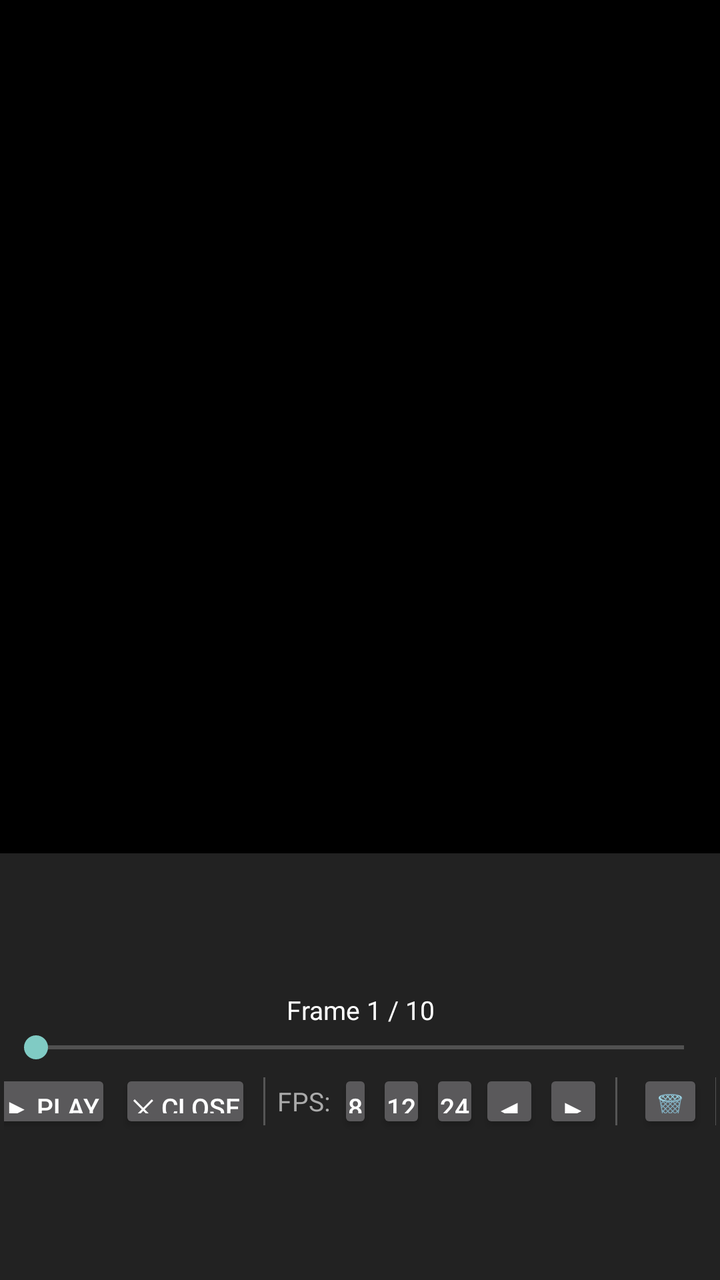
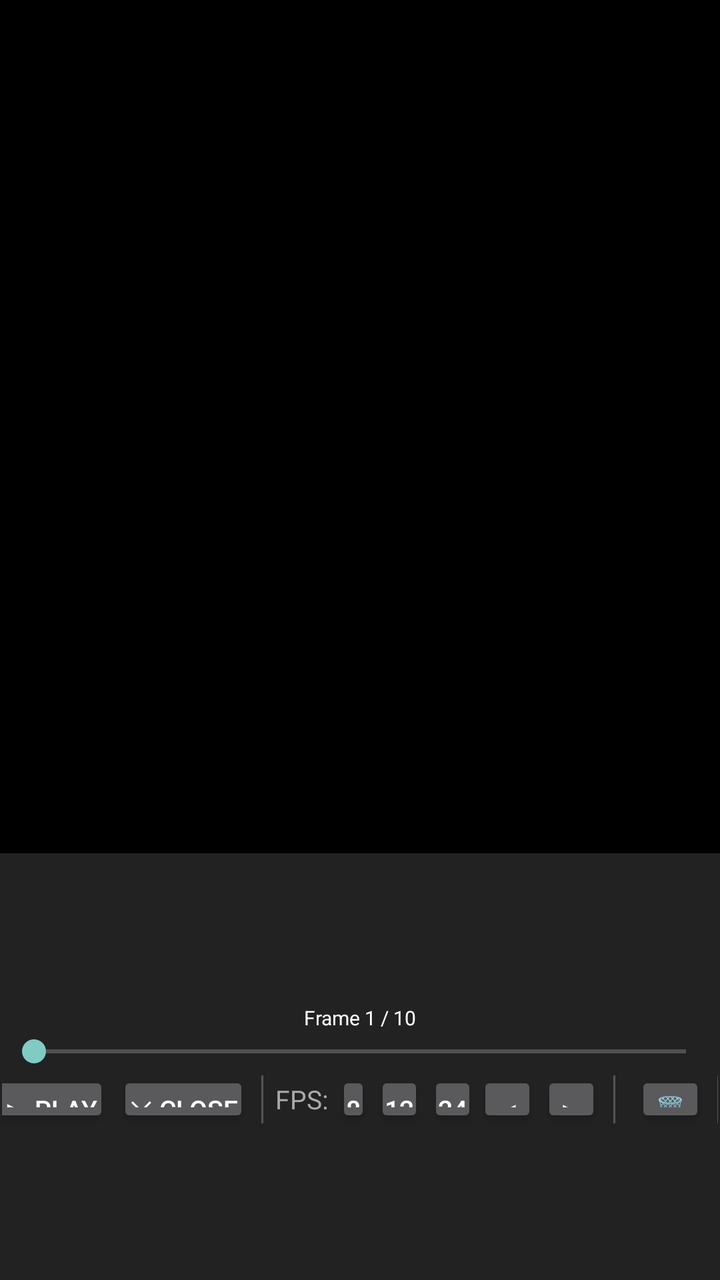

Compare the two renders of this Android layout. The source of the first and the diff that turns it into the second are given below.
<!-- AndroidManifest.xml: activity theme Theme.AppCompat.NoActionBar -->
<!-- res/layout/activity_frame_preview.xml -->
<?xml version="1.0" encoding="utf-8"?>
<LinearLayout
    xmlns:android="http://schemas.android.com/apk/res/android"
    android:layout_width="match_parent"
    android:layout_height="match_parent"
    android:orientation="vertical"
    android:background="#000000">

    
    <ImageView
        android:id="@+id/previewImageView"
        android:layout_width="match_parent"
        android:layout_height="0dp"
        android:layout_weight="2"
        android:scaleType="fitCenter"
        android:background="#000000" />

    
    <LinearLayout
        android:layout_width="match_parent"
        android:layout_height="0dp"
        android:layout_weight="1"
        android:orientation="vertical"
        android:background="#222222"
        android:paddingStart="2dp"
        android:paddingEnd="2dp"
        android:paddingTop="2dp"
        android:paddingBottom="2dp"
        android:gravity="center_vertical">

        
        <TextView
            android:id="@+id/frameCounter"
            android:layout_width="match_parent"
            android:layout_height="wrap_content"
            android:text="Frame 1 / 10"
            android:textColor="#FFFFFF"
            android:textSize="13sp"
            android:gravity="center"
            android:paddingBottom="1dp" />

        
        <SeekBar
            android:id="@+id/frameSeekBar"
            android:layout_width="match_parent"
            android:layout_height="wrap_content"
            android:layout_marginBottom="2dp" />

        
        <LinearLayout
            android:layout_width="match_parent"
            android:layout_height="wrap_content"
            android:orientation="horizontal"
            android:gravity="center"
            android:layout_marginBottom="4dp">

            <Button
                android:id="@+id/playButton"
                android:layout_width="wrap_content"
                android:layout_height="32dp"
                android:text="▶ Play"
                android:textSize="13sp"
                android:paddingStart="6dp"
                android:paddingEnd="6dp"
                android:minWidth="0dp"
                android:minHeight="0dp" />

            <Button
                android:id="@+id/closeButton"
                android:layout_width="wrap_content"
                android:layout_height="32dp"
                android:text="✕ Close"
                android:textSize="13sp"
                android:paddingStart="6dp"
                android:paddingEnd="6dp"
                android:minWidth="0dp"
                android:minHeight="0dp"
                android:layout_marginStart="4dp" />

            
            <View
                android:layout_width="1dp"
                android:layout_height="24dp"
                android:background="#555555"
                android:layout_marginStart="6dp"
                android:layout_marginEnd="6dp" />

            <TextView
                android:layout_width="wrap_content"
                android:layout_height="wrap_content"
                android:text="FPS:"
                android:textColor="#AAAAAA"
                android:textSize="13sp"
                android:layout_marginEnd="4dp" />

            <Button
                android:id="@+id/fps8Button"
                android:layout_width="wrap_content"
                android:layout_height="32dp"
                android:text="8"
                android:textSize="13sp"
                android:paddingStart="5dp"
                android:paddingEnd="5dp"
                android:minWidth="0dp"
                android:minHeight="0dp" />

            <Button
                android:id="@+id/fps12Button"
                android:layout_width="wrap_content"
                android:layout_height="32dp"
                android:text="12"
                android:textSize="13sp"
                android:paddingStart="5dp"
                android:paddingEnd="5dp"
                android:minWidth="0dp"
                android:minHeight="0dp"
                android:layout_marginStart="2dp" />

            <Button
                android:id="@+id/fps24Button"
                android:layout_width="wrap_content"
                android:layout_height="32dp"
                android:text="24"
                android:textSize="13sp"
                android:paddingStart="5dp"
                android:paddingEnd="5dp"
                android:minWidth="0dp"
                android:minHeight="0dp"
                android:layout_marginStart="2dp" />


            <Button
                android:id="@+id/moveLeftButton"
                android:layout_width="wrap_content"
                android:layout_height="32dp"
                android:text="◀"
                android:textSize="14sp"
                android:paddingStart="8dp"
                android:paddingEnd="8dp"
                android:minWidth="0dp"
                android:minHeight="0dp"
                android:contentDescription="Move frame left" />

            <Button
                android:id="@+id/moveRightButton"
                android:layout_width="wrap_content"
                android:layout_height="32dp"
                android:text="▶"
                android:textSize="14sp"
                android:paddingStart="8dp"
                android:paddingEnd="8dp"
                android:minWidth="0dp"
                android:minHeight="0dp"
                android:layout_marginStart="2dp"
                android:contentDescription="Move frame right" />

            <View
                android:layout_width="1dp"
                android:layout_height="24dp"
                android:background="#555555"
                android:layout_marginStart="6dp"
                android:layout_marginEnd="6dp" />


            <Button
                android:id="@+id/deleteButton"
                android:layout_width="wrap_content"
                android:layout_height="32dp"
                android:text="🗑 Delete"
                android:textSize="12sp"
                android:paddingStart="6dp"
                android:paddingEnd="6dp"
                android:minWidth="0dp"
                android:minHeight="0dp"
                android:layout_marginStart="4dp" />

            
            <View
                android:layout_width="1dp"
                android:layout_height="24dp"
                android:background="#555555"
                android:layout_marginStart="6dp"
                android:layout_marginEnd="6dp" />

            <Button
                android:id="@+id/exportButton"
                android:layout_width="wrap_content"
                android:layout_height="32dp"
                android:text="⬆ MP4"
                android:textSize="12sp"
                android:paddingStart="6dp"
                android:paddingEnd="6dp"
                android:minWidth="0dp"
                android:minHeight="0dp" />

        </LinearLayout>

    </LinearLayout>

</LinearLayout>
<!-- resources referenced by this layout -->
<resources>

</resources>

<!-- the commit's change to res/layout/activity_frame_preview.xml (unified diff, before → after) -->
@@ -22,10 +22,10 @@
         android:layout_weight="1"
         android:orientation="vertical"
         android:background="#222222"
-        android:paddingStart="2dp"
-        android:paddingEnd="2dp"
-        android:paddingTop="2dp"
-        android:paddingBottom="2dp"
+        android:paddingStart="1dp"
+        android:paddingEnd="1dp"
+        android:paddingTop="1dp"
+        android:paddingBottom="1dp"
         android:gravity="center_vertical">
 
         
@@ -35,7 +35,7 @@
             android:layout_height="wrap_content"
             android:text="Frame 1 / 10"
             android:textColor="#FFFFFF"
-            android:textSize="13sp"
+            android:textSize="10sp"
             android:gravity="center"
             android:paddingBottom="1dp" />
 
@@ -44,7 +44,7 @@
             android:id="@+id/frameSeekBar"
             android:layout_width="match_parent"
             android:layout_height="wrap_content"
-            android:layout_marginBottom="2dp" />
+            android:layout_marginBottom="1dp" />
 
         
         <LinearLayout
@@ -52,12 +52,12 @@
             android:layout_height="wrap_content"
             android:orientation="horizontal"
             android:gravity="center"
-            android:layout_marginBottom="4dp">
+            android:layout_marginBottom="1dp">
 
             <Button
                 android:id="@+id/playButton"
                 android:layout_width="wrap_content"
-                android:layout_height="32dp"
+                android:layout_height="28dp"
                 android:text="▶ Play"
                 android:textSize="13sp"
                 android:paddingStart="6dp"
@@ -68,7 +68,7 @@
             <Button
                 android:id="@+id/closeButton"
                 android:layout_width="wrap_content"
-                android:layout_height="32dp"
+                android:layout_height="28dp"
                 android:text="✕ Close"
                 android:textSize="13sp"
                 android:paddingStart="6dp"
@@ -96,7 +96,7 @@
             <Button
                 android:id="@+id/fps8Button"
                 android:layout_width="wrap_content"
-                android:layout_height="32dp"
+                android:layout_height="28dp"
                 android:text="8"
                 android:textSize="13sp"
                 android:paddingStart="5dp"
@@ -107,7 +107,7 @@
             <Button
                 android:id="@+id/fps12Button"
                 android:layout_width="wrap_content"
-                android:layout_height="32dp"
+                android:layout_height="28dp"
                 android:text="12"
                 android:textSize="13sp"
                 android:paddingStart="5dp"
@@ -119,7 +119,7 @@
             <Button
                 android:id="@+id/fps24Button"
                 android:layout_width="wrap_content"
-                android:layout_height="32dp"
+                android:layout_height="28dp"
                 android:text="24"
                 android:textSize="13sp"
                 android:paddingStart="5dp"
@@ -132,7 +132,7 @@
             <Button
                 android:id="@+id/moveLeftButton"
                 android:layout_width="wrap_content"
-                android:layout_height="32dp"
+                android:layout_height="28dp"
                 android:text="◀"
                 android:textSize="14sp"
                 android:paddingStart="8dp"
@@ -144,7 +144,7 @@
             <Button
                 android:id="@+id/moveRightButton"
                 android:layout_width="wrap_content"
-                android:layout_height="32dp"
+                android:layout_height="28dp"
                 android:text="▶"
                 android:textSize="14sp"
                 android:paddingStart="8dp"
@@ -165,7 +165,7 @@
             <Button
                 android:id="@+id/deleteButton"
                 android:layout_width="wrap_content"
-                android:layout_height="32dp"
+                android:layout_height="28dp"
                 android:text="🗑 Delete"
                 android:textSize="12sp"
                 android:paddingStart="6dp"
@@ -185,7 +185,7 @@
             <Button
                 android:id="@+id/exportButton"
                 android:layout_width="wrap_content"
-                android:layout_height="32dp"
+                android:layout_height="28dp"
                 android:text="⬆ MP4"
                 android:textSize="12sp"
                 android:paddingStart="6dp"
